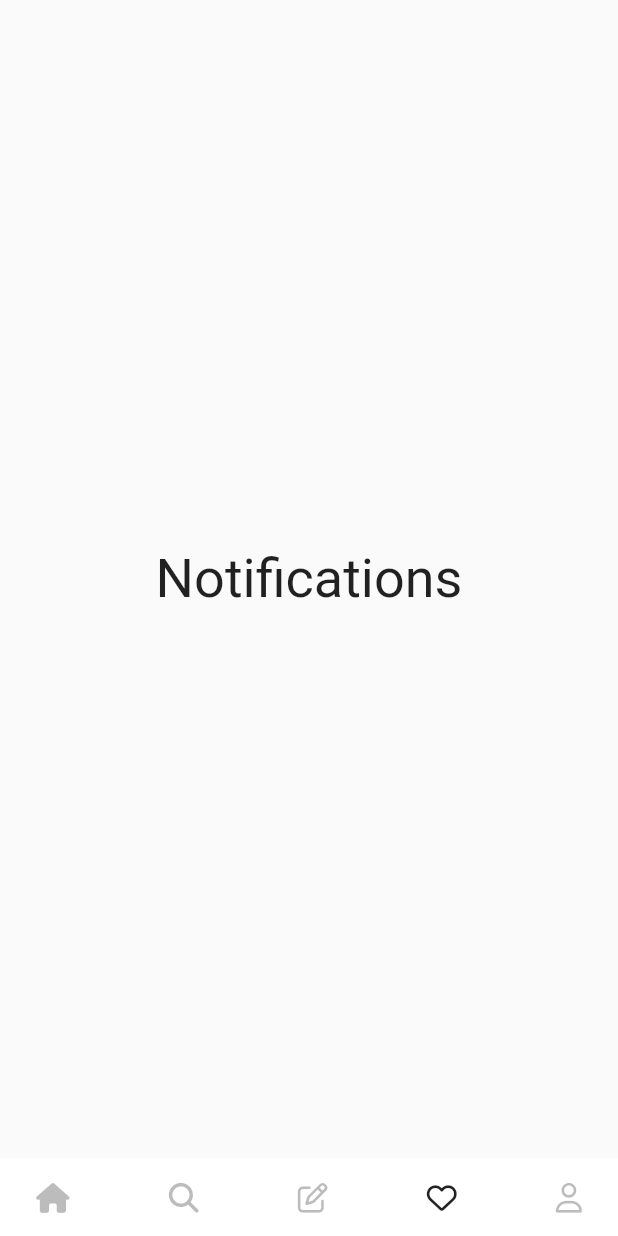
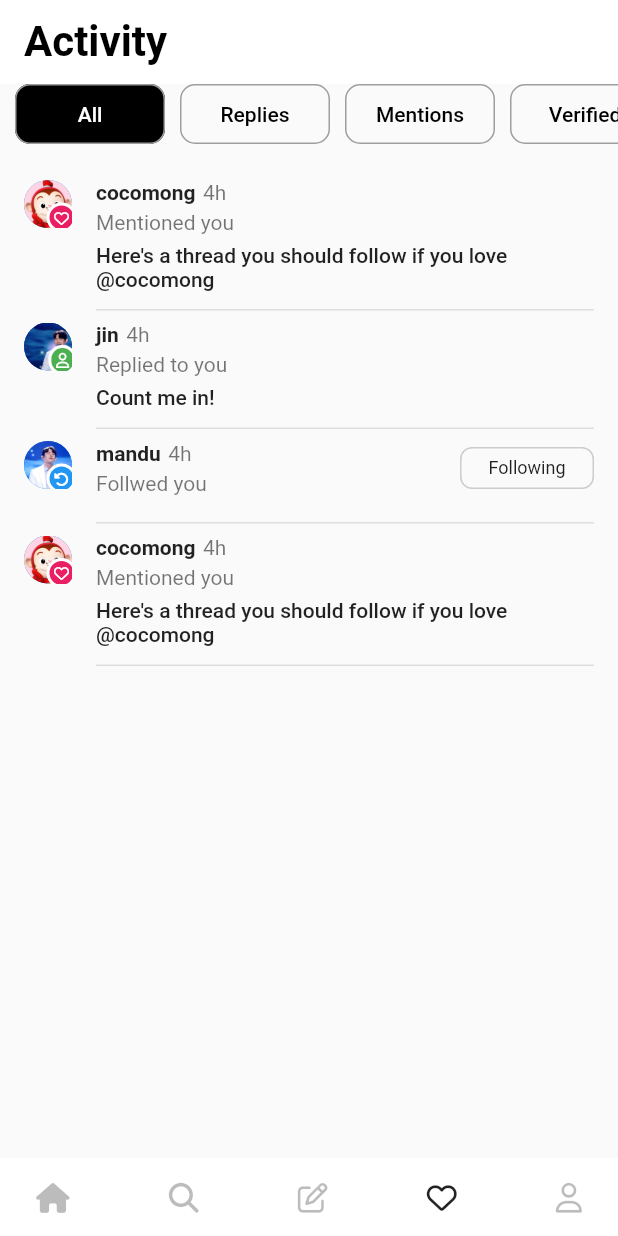
Before and after one commit to rigood/flutter-study, a Flutter app: the screen it shows after launch, item 4 of the bottom bar chosen, on a phone screen of 412 x 824 dp. Run offline on Flutter 3.47's test engine with Material 2 defaults, Android fonts, the light colour scheme and no system bars; our stand-ins replace font_awesome_flutter.

Commit message:
20230902 code challenge (Search & Activity)

```diff
--- /dev/null
+++ b/threads/lib/mock.dart
@@ -0,0 +1,45 @@
+import 'package:font_awesome_flutter/font_awesome_flutter.dart';
+import 'package:flutter/material.dart';
+
+final List<Map<String, dynamic>> mockData = [
+  {
+    "userAvatar": "assets/images/cocomong.jpg",
+    "userName": "cocomong",
+    "userSubname": "Coco",
+    "followers": "26.6K",
+    "hasFollowersAvatar": false,
+    "icon": FontAwesomeIcons.heart,
+    "iconBackgroundColor": Colors.pink,
+    "hours": 4,
+    "activity": "Replies",
+    "activityMessage": "Mentioned you",
+    "activityDescription":
+        "Here's a thread you should follow if you love @cocomong",
+  },
+  {
+    "userAvatar": "assets/images/1.jpg",
+    "userName": "jin",
+    "userSubname": "Jin uk",
+    "followers": "789K",
+    "hasFollowersAvatar": true,
+    "icon": FontAwesomeIcons.user,
+    "iconBackgroundColor": Colors.green,
+    "hours": 4,
+    "activity": "Mentions",
+    "activityMessage": "Replied to you",
+    "activityDescription": "Count me in!",
+  },
+  {
+    "userAvatar": "assets/images/2.jpg",
+    "userName": "mandu",
+    "userSubname": "Mandu jin",
+    "followers": "301K",
+    "hasFollowersAvatar": false,
+    "icon": FontAwesomeIcons.rotateLeft,
+    "iconBackgroundColor": Colors.blue,
+    "hours": 4,
+    "activity": "Following",
+    "activityMessage": "Follwed you",
+    "activityDescription": "",
+  }
+];
--- /dev/null
+++ b/threads/lib/screens/activity_screen.dart
@@ -0,0 +1,131 @@
+import 'package:flutter/material.dart';
+import 'package:threads/constants/gaps.dart';
+import 'package:threads/constants/sizes.dart';
+import 'package:threads/mock.dart';
+import 'package:threads/widgets/activity_item.dart';
+
+class ActivityScreen extends StatefulWidget {
+  const ActivityScreen({super.key});
+
+  @override
+  State<ActivityScreen> createState() => _ActivityScreenState();
+}
+
+final tabs = [
+  "All",
+  "Replies",
+  "Mentions",
+  "Verified",
+  "Following",
+];
+
+class _ActivityScreenState extends State<ActivityScreen> {
+  @override
+  Widget build(BuildContext context) {
+    return Scaffold(
+      appBar: AppBar(
+        backgroundColor: Colors.white,
+        elevation: 0,
+        title: const Column(
+          crossAxisAlignment: CrossAxisAlignment.start,
+          children: [
+            Text(
+              "Activity",
+              style: TextStyle(
+                color: Colors.black,
+                fontSize: 28,
+                fontWeight: FontWeight.bold,
+              ),
+            ),
+          ],
+        ),
+      ),
+      body: DefaultTabController(
+        length: tabs.length,
+        child: Column(
+          children: [
+            PreferredSize(
+              preferredSize: const Size.fromHeight(100),
+              child: SizedBox(
+                height: 40,
+                child: TabBar(
+                  isScrollable: true,
+                  padding: const EdgeInsets.only(left: 5),
+                  indicatorSize: TabBarIndicatorSize.label,
+                  indicatorWeight: 0,
+                  indicatorColor: Colors.transparent,
+                  indicator: BoxDecoration(
+                    color: Colors.black,
+                    borderRadius: BorderRadius.circular(10),
+                  ),
+                  labelPadding: const EdgeInsets.symmetric(horizontal: 5),
+                  labelColor: Colors.white,
+                  unselectedLabelColor: Colors.black,
+                  tabs: [
+                    for (var tab in tabs)
+                      Tab(
+                        child: Container(
+                          width: 100,
+                          height: 40,
+                          decoration: BoxDecoration(
+                            border: Border.all(
+                              color: Colors.grey,
+                            ),
+                            borderRadius: BorderRadius.circular(10),
+                          ),
+                          child: Center(child: Text(tab)),
+                        ),
+                      )
+                  ],
+                ),
+              ),
+            ),
+            Expanded(
+                child: Padding(
+              padding: const EdgeInsets.only(
+                top: 20,
+              ),
+              child: TabBarView(
+                children: [
+                  ListView.builder(
+                    itemCount: 4,
+                    itemBuilder: (context, index) {
+                      return ActivityItem(
+                        userAvatar: mockData[index % 3]["userAvatar"],
+                        userName: mockData[index % 3]["userName"],
+                        icon: mockData[index % 3]["icon"],
+                        iconBackgroundColor: mockData[index % 3]
+                            ["iconBackgroundColor"],
+                        hours: mockData[index % 3]["hours"],
+                        activity: mockData[index % 3]["activity"],
+                        activityMessage: mockData[index % 3]["activityMessage"],
+                        activityDescription: mockData[index % 3]
+                            ["activityDescription"],
+                      );
+                    },
+                  ),
+                  ListView.builder(
+                    itemCount: 1,
+                    itemBuilder: (context, index) {
+                      return ActivityItem(
+                        userAvatar: mockData[1]["userAvatar"],
+                        userName: mockData[1]["userName"],
+                        icon: mockData[1]["icon"],
+                        iconBackgroundColor: mockData[1]["iconBackgroundColor"],
+                        hours: mockData[1]["hours"],
+                        activity: mockData[1]["activity"],
+                        activityMessage: mockData[1]["activityMessage"],
+                        activityDescription: mockData[1]["activityDescription"],
+                      );
+                    },
+                  ),
+                  for (var tab in tabs.skip(2)) Center(child: Text(tab))
+                ],
+              ),
+            ))
+          ],
+        ),
+      ),
+    );
+  }
+}
--- a/threads/lib/screens/home_screen.dart
+++ b/threads/lib/screens/home_screen.dart
@@ -2,7 +2,9 @@ import 'package:flutter/material.dart';
 import 'package:font_awesome_flutter/font_awesome_flutter.dart';
 import 'package:threads/constants/sizes.dart';
 import 'package:threads/screens/post_screen.dart';
+import 'package:threads/screens/search_screen.dart';
 import 'package:threads/screens/write_screen.dart';
+import 'package:threads/screens/activity_screen.dart';
 import 'package:threads/widgets/nav_tab.dart';
 
 class HomeScreen extends StatefulWidget {
@@ -23,9 +25,9 @@ class _HomeScreenState extends State<HomeScreen> {
 
   final screens = [
     PostScreen(),
-    const Placeholder(text: "Search"),
+    const SearchScreen(),
     PostScreen(),
-    const Placeholder(text: "Notifications"),
+    const ActivityScreen(),
     const Placeholder(text: "Profile"),
   ];
 
--- /dev/null
+++ b/threads/lib/widgets/activity_item.dart
@@ -0,0 +1,127 @@
+import 'package:flutter/material.dart';
+import 'package:threads/constants/gaps.dart';
+import 'package:threads/widgets/author_avatar.dart';
+
+class ActivityItem extends StatelessWidget {
+  const ActivityItem({
+    super.key,
+    required this.userAvatar,
+    required this.icon,
+    required this.iconBackgroundColor,
+    required this.userName,
+    required this.hours,
+    required this.activity,
+    required this.activityMessage,
+    required this.activityDescription,
+  });
+
+  final String userAvatar;
+  final IconData icon;
+  final Color iconBackgroundColor;
+  final String userName;
+  final int hours;
+  final String activity, activityMessage, activityDescription;
+
+  @override
+  Widget build(BuildContext context) {
+    return ListTile(
+        leading: AuthorAvatar(
+          authorAvatar: userAvatar,
+          avatarRadius: 16,
+          icon: icon,
+          iconBackgroundColor: iconBackgroundColor,
+        ),
+        minLeadingWidth: 0,
+        titleAlignment: ListTileTitleAlignment.top,
+        title: Column(
+          crossAxisAlignment: CrossAxisAlignment.start,
+          children: [
+            Row(
+              children: [
+                Expanded(
+                  child: Column(
+                    crossAxisAlignment: CrossAxisAlignment.start,
+                    children: [
+                      Row(
+                        children: [
+                          Text(
+                            userName,
+                            style: const TextStyle(
+                              fontSize: 14,
+                              fontWeight: FontWeight.bold,
+                            ),
+                          ),
+                          Gaps.h5,
+                          Text(
+                            "${hours}h",
+                            style: const TextStyle(
+                              fontSize: 14,
+                              color: Colors.black54,
+                            ),
+                          ),
+                        ],
+                      ),
+                      Gaps.v4,
+                      Text(
+                        activityMessage,
+                        style: const TextStyle(
+                          color: Colors.black54,
+                          fontSize: 14,
+                        ),
+                      ),
+                    ],
+                  ),
+                ),
+                if (activity == "Following")
+                  Container(
+                    padding: const EdgeInsets.symmetric(
+                      vertical: 6,
+                      horizontal: 18,
+                    ),
+                    decoration: BoxDecoration(
+                      border: Border.all(
+                        color: Colors.grey.withOpacity(0.5),
+                      ),
+                      borderRadius: BorderRadius.circular(8),
+                    ),
+                    child: const Text(
+                      "Following",
+                      style: TextStyle(
+                        color: Colors.black87,
+                        fontSize: 12,
+                      ),
+                    ),
+                  ),
+              ],
+            ),
+            Container(
+              padding: const EdgeInsets.only(
+                top: 6,
+                bottom: 12,
+              ),
+              decoration: BoxDecoration(
+                border: Border(
+                  bottom: BorderSide(
+                    color: Colors.grey.withOpacity(0.3),
+                  ),
+                ),
+              ),
+              child: Row(
+                children: [
+                  if (activityDescription != "")
+                    Expanded(
+                      child: Text(
+                        activityDescription,
+                        style: const TextStyle(
+                          fontSize: 14,
+                          fontWeight: FontWeight.w500,
+                        ),
+                      ),
+                    ),
+                ],
+              ),
+            ),
+          ],
+        ));
+  }
+}
--- a/threads/lib/widgets/author_avatar.dart
+++ b/threads/lib/widgets/author_avatar.dart
@@ -5,33 +5,39 @@ class AuthorAvatar extends StatelessWidget {
   const AuthorAvatar({
     super.key,
     required this.authorAvatar,
+    this.avatarRadius = 20,
+    this.icon = FontAwesomeIcons.plus,
+    this.iconBackgroundColor = Colors.black,
   });
 
   final String authorAvatar;
+  final double? avatarRadius;
+  final IconData? icon;
+  final Color? iconBackgroundColor;
 
   @override
   Widget build(BuildContext context) {
     return Stack(
       children: [
         CircleAvatar(
-          radius: 20,
+          radius: avatarRadius ?? 20,
           backgroundImage: AssetImage(authorAvatar),
         ),
         Positioned(
-          bottom: -2,
-          right: -2,
+          bottom: -3,
+          right: -3,
           child: Container(
             padding: const EdgeInsets.all(3),
             decoration: BoxDecoration(
-              color: Colors.black,
+              color: iconBackgroundColor,
               borderRadius: BorderRadius.circular(50),
               border: Border.all(
                 color: Colors.white,
                 width: 2,
               ),
             ),
-            child: const FaIcon(
-              FontAwesomeIcons.plus,
+            child: FaIcon(
+              icon,
               size: 10,
               color: Colors.white,
             ),
```
Also changed, not shown: threads/lib/screens/search_screen.dart (added, +56 -0 lines), threads/lib/widgets/search_list_item.dart (added, +119 -0 lines), 4 other files.
